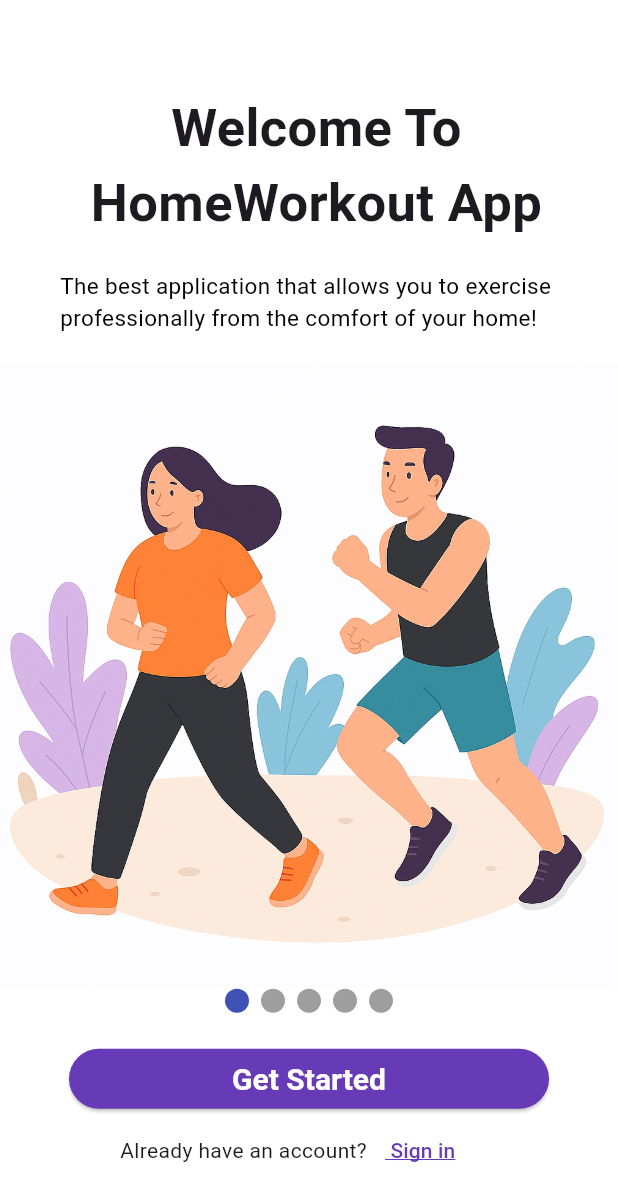
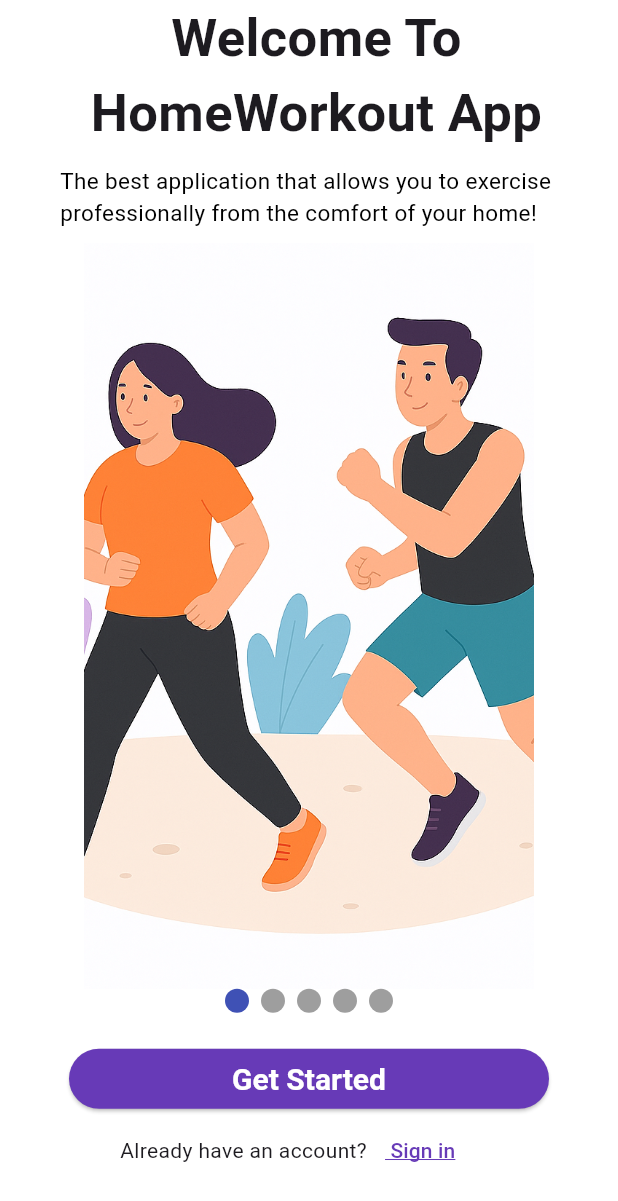
Before and after one commit to sarafayiom/Home_Workout_flutter, a Flutter app: the screen it shows after launch, after a tap on "Get Started", after a tap on the "arrow back" icon, on a phone screen of 412 x 824 dp. Shown: the top 1201 px of the screen. Run offline on Flutter 3.47's test engine with Material 3 defaults, Android fonts, the phone set to English and light mode, and no system bars; drawn by our look-alikes of smooth_page_indicator; our stand-ins replace awesome_snackbar_content, dropdown_button2, flutter_datetime_picker_plus, get, get_storage, lottie and 1 more; missing offline and left inert: flutter_multi_select_items; project files that could hold a hidden picture were left out.

Commit message:
رسالة التعديل

```diff
--- a/lib/Bindings/binding.dart
+++ b/lib/Bindings/binding.dart
@@ -17,19 +17,19 @@ import 'package:homeworkout_flutter/Services/api_register.dart';
 class Binding extends Bindings {
   @override
   void dependencies() {
-    Get.lazyPut(() => SplashController(), fenix: true);
-    Get.lazyPut(() => HomeController(), fenix: true);
-    Get.lazyPut(() => SignupController(), fenix: true);
-    Get.lazyPut(() => Signup2Controller(), fenix: true);
-    Get.lazyPut(() => Signup3Controller(), fenix: true);
-    Get.lazyPut(() => Signup4Controller(), fenix: true);
-    Get.lazyPut(() => Signup5Controller(), fenix: true);
+    Get.lazyPut(() => SplashController());
+    Get.lazyPut(() => HomeController());
+    Get.lazyPut(() => SignupController());
+    Get.lazyPut(() => Signup2Controller());
+    Get.lazyPut(() => Signup3Controller());
+    Get.lazyPut(() => Signup4Controller());
+    Get.lazyPut(() => Signup5Controller());
     Get.lazyPut(() => LoginController(), fenix: true);
-    Get.lazyPut<ApiLogin>(() => ApiLogin(), fenix: true);
-    Get.lazyPut<ApiRegister>(() => ApiRegister(), fenix: true);
-    Get.lazyPut<ApiOtp>(() => ApiOtp(), fenix: true);
-    Get.lazyPut<ApiBasicInfo>(() => ApiBasicInfo(), fenix: true);
-    Get.lazyPut<ApiMoreDetails>(() => ApiMoreDetails(), fenix: true);
-    Get.lazyPut<ApiCompleteProfile>(() => ApiCompleteProfile(), fenix: true);
+    Get.lazyPut<ApiLogin>(() => ApiLogin());
+    Get.lazyPut<ApiRegister>(() => ApiRegister());
+    Get.lazyPut<ApiOtp>(() => ApiOtp());
+    Get.lazyPut<ApiBasicInfo>(() => ApiBasicInfo());
+    Get.lazyPut<ApiMoreDetails>(() => ApiMoreDetails());
+    Get.lazyPut<ApiCompleteProfile>(() => ApiCompleteProfile());
   }
 }
--- a/lib/Controllers/signup_step1_controller.dart
+++ b/lib/Controllers/signup_step1_controller.dart
@@ -4,13 +4,17 @@ import 'package:get/get.dart';
 class SignupController extends GetxController {
   PageController controller = PageController();
   RxInt currentPage = 0.obs;
+  bool isAnimating = false;
 
-  void goToPage(int index) {
-    controller.animateToPage(
+  void goToPage(int index) async {
+    if (isAnimating) return;
+    isAnimating = true;
+    await controller.animateToPage(
       index,
       duration: Duration(milliseconds: 500),
       curve: Curves.easeInOut,
     );
+    isAnimating = false;
   }
 
   void onPageChanged(int index) {
@@ -18,18 +22,18 @@ class SignupController extends GetxController {
   }
 
   void nextPage() {
-  final currentPage = controller.hasClients ? controller.page?.toInt() : null;
+    final current = currentPage.value;
+    if (current < 4) {
+      goToPage(current + 1);
+    }
+  }
 
-  if (currentPage != null && currentPage < 4) {
-    goToPage(currentPage + 1);
+  void previousPage() {
+    final current = currentPage.value;
+    if (current > 0) {
+      goToPage(current - 1);
+    }
   }
-}
-void previousPage() {
-  if (controller.page! > 0) {
-    controller.previousPage(duration: Duration(milliseconds: 300), curve: Curves.ease);
-    currentPage.value = controller.page!.toInt() - 1;
-  }
-}
 
   String get buttonText {
     switch (currentPage.value) {
--- a/lib/Controllers/signup_step2_controller.dart
+++ b/lib/Controllers/signup_step2_controller.dart
@@ -25,21 +25,7 @@ class Signup2Controller extends GetxController {
   var isOtpVerified = false.obs;
   final box = GetStorage();
   late final Image gifImage;
-  @override
-  void onInit() {
-    super.onInit();
-    gifImage = Image.asset(
-      'assets/image/verfiy.gif',
-      gaplessPlayback: true,
-    );
-  }
-
-  @override
-  void onReady() {
-    super.onReady();
-    precacheImage(gifImage.image, Get.context!);
-  }
-
+  final RxBool _isSendingOtp = false.obs;
   Widget smartquotestype(bool thisbutton) {
     if (thisbutton == true) {
       return IconButton(
@@ -213,6 +199,8 @@ class Signup2Controller extends GetxController {
   }
 
   Future<void> resendOtp() async {
+    if (_isSendingOtp.value) return;
+    _isSendingOtp.value = true;
     String email = box.read('email');
 
     try {
--- a/lib/Controllers/signup_step3_controller.dart
+++ b/lib/Controllers/signup_step3_controller.dart
@@ -47,13 +47,6 @@ print("Sending PATCH with: ${info.toJson()}");
     print("Field ${response.statusCode}");
     // ignore: avoid_print
     print("Response: ${response.body}");
-    print("Status code: ${response.statusCode}");
-print("Body: ${response.body}");
-print("Status text: ${response.statusText}");
-print("Headers: ${response.headers}");
-print("Has error: ${response.hasError}");
-print("Status error: ${response.statusText}");
-print("Sending PATCH with: ${info.toJson()}");
   }
 }
 }
--- a/lib/Controllers/startupscreen_controller.dart
+++ b/lib/Controllers/startupscreen_controller.dart
@@ -7,9 +7,9 @@ class SplashController extends GetxController {
   Rx waiting = true.obs;
    final box = GetStorage();
   @override
-  void onInit() {
+  void onInit() async {
     super.onInit();
-    Future.delayed(Duration(seconds: 2), () {
+   await Future.delayed(Duration(seconds: 2), () {
       waiting.value = false;
      if (box.hasData('access_token')) {
         Get.off(() => Home());
--- a/lib/Services/api_basic_info.dart
+++ b/lib/Services/api_basic_info.dart
@@ -7,7 +7,7 @@ class ApiBasicInfo extends GetConnect {
 
   @override
   void onInit() {
-    httpClient.baseUrl = 'https://homeworkout-1.onrender.com';
+    httpClient.baseUrl = "http://192.168.1.10:8000";
     super.onInit();
   }
 
--- a/lib/Services/api_complete_profile_model.dart
+++ b/lib/Services/api_complete_profile_model.dart
@@ -6,7 +6,7 @@ class ApiCompleteProfile extends GetConnect {
   final box = GetStorage();
 
   ApiCompleteProfile() {
-    httpClient.baseUrl = 'https://homeworkout-1.onrender.com';
+    httpClient.baseUrl = "http://192.168.1.10:8000";
   }
 
   Map<String, String> get headers {
--- a/lib/Services/api_login.dart
+++ b/lib/Services/api_login.dart
@@ -5,7 +5,7 @@ import 'package:homeworkout_flutter/Models/user_login_model.dart';
 class ApiLogin extends GetConnect {
   @override
   void onInit() {
-    baseUrl = 'https://homeworkout-1.onrender.com/api';
+    baseUrl = "http://192.168.1.10:8000/api";
     super.onInit();
   }
 
--- a/lib/Services/api_more_details.dart
+++ b/lib/Services/api_more_details.dart
@@ -7,7 +7,7 @@ class ApiMoreDetails extends GetConnect {
   final box = GetStorage();
 
   ApiMoreDetails() {
-    httpClient.baseUrl = 'https://homeworkout-1.onrender.com';
+    httpClient.baseUrl = "http://192.168.1.10:8000";
   }
 
   Map<String, String> get headers {
--- a/lib/Services/api_otp.dart
+++ b/lib/Services/api_otp.dart
@@ -3,7 +3,7 @@ import 'package:homeworkout_flutter/Models/otp_verify_model.dart';
 
 class ApiOtp extends GetConnect {
 
-  ApiOtp({String baseUrl = 'https://homeworkout-1.onrender.com/api'}) {
+  ApiOtp({String baseUrl  = "http://192.168.1.10:8000/api"}) {
     httpClient.baseUrl = baseUrl;
   }
 
--- a/lib/Services/api_register.dart
+++ b/lib/Services/api_register.dart
@@ -6,7 +6,7 @@ import 'package:homeworkout_flutter/Models/user_register_model.dart';
 class ApiRegister extends GetConnect{
   @override
   ApiRegister() {
-  baseUrl = 'https://homeworkout-1.onrender.com/api';
+  baseUrl = "http://192.168.1.10:8000/api";
 
   httpClient.timeout = const Duration(seconds: 20);
 
--- a/lib/View/signup..dart
+++ b/lib/View/signup..dart
@@ -32,7 +32,7 @@ class SignUp extends StatelessWidget {
           children: [
             SizedBox(
               height: MediaQuery.of(context).size.height * 0.8,
-              child: PageView.builder(
+              child: PageView.builder( physics: NeverScrollableScrollPhysics(),
                  controller: signupController.controller,
   itemCount: 5,
   onPageChanged: signupController.onPageChanged,
--- a/lib/View/signup_step1.dart
+++ b/lib/View/signup_step1.dart
@@ -3,25 +3,23 @@ class SignupStep1 extends StatelessWidget {
   const SignupStep1({super.key});
   @override
   Widget build(BuildContext context) {
-   return Scaffold(backgroundColor:Colors.white,
-   body: Column(
+   return Column(
         children: [
-          SizedBox(height: 60,),
           Padding(
             padding: EdgeInsets.only(left: 10),
             child:  Text( textAlign: TextAlign.center,"Welcome To HomeWorkout App",
             style: TextStyle(fontWeight: FontWeight.w600,
             fontSize: 35),),),
-         SizedBox(height: 20,),
+         SizedBox(height: 10,),
           Padding(padding: EdgeInsets.only(left: 40),child:
           Text("The best application that allows you to exercise professionally from the comfort of your home!",
           style: TextStyle( color: Colors.black,fontSize: 15),),
           ),
-            SizedBox(height: 20,),
+            SizedBox(height: 10,),
            Expanded(
   child: Container(
-    width: MediaQuery.of(context).size.width,
-    height: MediaQuery.of(context).size.height * 0.5,
+    width: 300,
+    height: MediaQuery.of(context).size.height * 0.3,
     decoration: BoxDecoration(
       image: DecorationImage(
         image: AssetImage("assets/image/StartUp1.png"),
@@ -31,6 +29,6 @@ class SignupStep1 extends StatelessWidget {
   ),
 ),
         ],
-      ),);
+   );
   }
 }
--- a/lib/View/signup_step2.dart
+++ b/lib/View/signup_step2.dart
@@ -11,9 +11,7 @@ class SignupStep2 extends StatelessWidget {
   @override
   Widget build(BuildContext context) {
     final screenWidth = MediaQuery.of(context).size.width;
-    return Scaffold(
-        backgroundColor: Colors.white,
-        body: SafeArea(
+    return SafeArea(
           child: SingleChildScrollView(
             padding: EdgeInsets.all(16),
             child: Form(
@@ -176,6 +174,6 @@ class SignupStep2 extends StatelessWidget {
               ),
             ),
           ),
-        ));
+        );
   }
 }
--- a/lib/View/signup_step3.dart
+++ b/lib/View/signup_step3.dart
@@ -11,9 +11,7 @@ class SignupStep3 extends StatelessWidget {
    SignupStep3({super.key});
   @override
   Widget build(BuildContext context) {
-    return Scaffold(
-      backgroundColor: Colors.white,
-      body: SafeArea(
+    return SafeArea(
           child: SingleChildScrollView(
               padding: EdgeInsets.all(20),
               child: Column(children: [
@@ -212,7 +210,6 @@ class SignupStep3 extends StatelessWidget {
     suffixIcon: Image.asset("assets/image/award.png",width: 40,height: 40,
   ),),),)
 
-  ]))),
-    );
+  ])));
   }
 }
--- a/lib/View/signup_step4.dart
+++ b/lib/View/signup_step4.dart
@@ -10,8 +10,7 @@ class SignupStep4 extends StatelessWidget {
    SignupStep4({super.key});
   @override
   Widget build(BuildContext context) {
-    return Scaffold(backgroundColor: Colors.white,
-        body: SafeArea(child:  ScrollbarTheme(
+    return  SafeArea(child:  ScrollbarTheme(
           data: ScrollbarThemeData(
             thumbColor:WidgetStateProperty.all(Colors.deepPurple) ),
             child: SingleChildScrollView(
@@ -72,7 +71,7 @@ class SignupStep4 extends StatelessWidget {
                     items: signup4Controller.goal.map((goal) {
                       return MultiSelectCard(
                           value: goal["id"],
-                          child: Expanded(
+                          child: Flexible(
                             child:
                             Column(
                               crossAxisAlignment: CrossAxisAlignment.start,
@@ -167,7 +166,7 @@ class SignupStep4 extends StatelessWidget {
                     items: signup4Controller.level.map((level) {
                       return MultiSelectCard(
                           value: level["id"],
-                          child: Expanded(
+                          child: Flexible(
                             child:
                             Column(
                               crossAxisAlignment: CrossAxisAlignment.start,
@@ -190,6 +189,6 @@ class SignupStep4 extends StatelessWidget {
                     }).toList(),
                 ),
                 ])
-                ))));
+                )));
   }
 }
--- a/lib/View/signup_step5.dart
+++ b/lib/View/signup_step5.dart
@@ -11,9 +11,7 @@ class SignupStep5 extends StatelessWidget {
   SignupStep5({super.key});
   @override
   Widget build(BuildContext context) {
-    return Scaffold(
-        backgroundColor: Colors.white,
-        body: SafeArea(
+    return  SafeArea(
                 child:ScrollbarTheme(
           data: ScrollbarThemeData(
             thumbColor:WidgetStateProperty.all(Colors.deepPurple) ),
@@ -123,6 +121,6 @@ class SignupStep5 extends StatelessWidget {
   },
                       ),
                     )),),
-                ])))));
+                ]))));
   }
 }
--- a/lib/View/startupscreen.dart
+++ b/lib/View/startupscreen.dart
@@ -8,8 +8,7 @@ class StartupScreen extends StatelessWidget {
 
   @override
   Widget build(BuildContext context) {
-    return Scaffold(backgroundColor:Colors.white,
-      body: Center(
+  return  Center(
         child: Container(
           decoration: BoxDecoration(
             image: DecorationImage(
@@ -19,7 +18,6 @@ class StartupScreen extends StatelessWidget {
             ),
           ),
         ),
-      ),
-    );
+      );
   }
 }
--- a/lib/main.dart
+++ b/lib/main.dart
@@ -1,6 +1,4 @@
-
 import 'dart:io';
-
 import 'package:flutter/material.dart';
 import 'package:flutter/services.dart';
 import 'package:get/get_navigation/src/root/get_material_app.dart';
@@ -14,12 +12,13 @@ import 'package:homeworkout_flutter/View/signup_step4.dart';
 import 'package:homeworkout_flutter/View/startupscreen.dart';
 
 void main() async {
+ WidgetsFlutterBinding.ensureInitialized();
   await GetStorage.init();
-   HttpOverrides.global = MyHttpOverrides();
-   WidgetsFlutterBinding.ensureInitialized();
-   SystemChrome.setEnabledSystemUIMode(SystemUiMode.immersiveSticky);
-   await SystemChrome.setPreferredOrientations([
-    DeviceOrientation.portraitUp, ]);
+  HttpOverrides.global = MyHttpOverrides();
+  SystemChrome.setEnabledSystemUIMode(SystemUiMode.immersiveSticky);
+  await SystemChrome.setPreferredOrientations([
+    DeviceOrientation.portraitUp,
+  ]);
   runApp(const MyApp());
 }
 
@@ -32,7 +31,9 @@ class MyApp extends StatefulWidget  {
 class _Myapp extends State<MyApp> {
   @override
   Widget build(BuildContext context) {
-    return GetMaterialApp(
+    return GetMaterialApp(  theme: ThemeData(
+    scaffoldBackgroundColor: Colors.white,
+  ),
       initialBinding: Binding(),
         initialRoute: '/',
         routes: {
```
Also changed, not shown: 4 other files.
